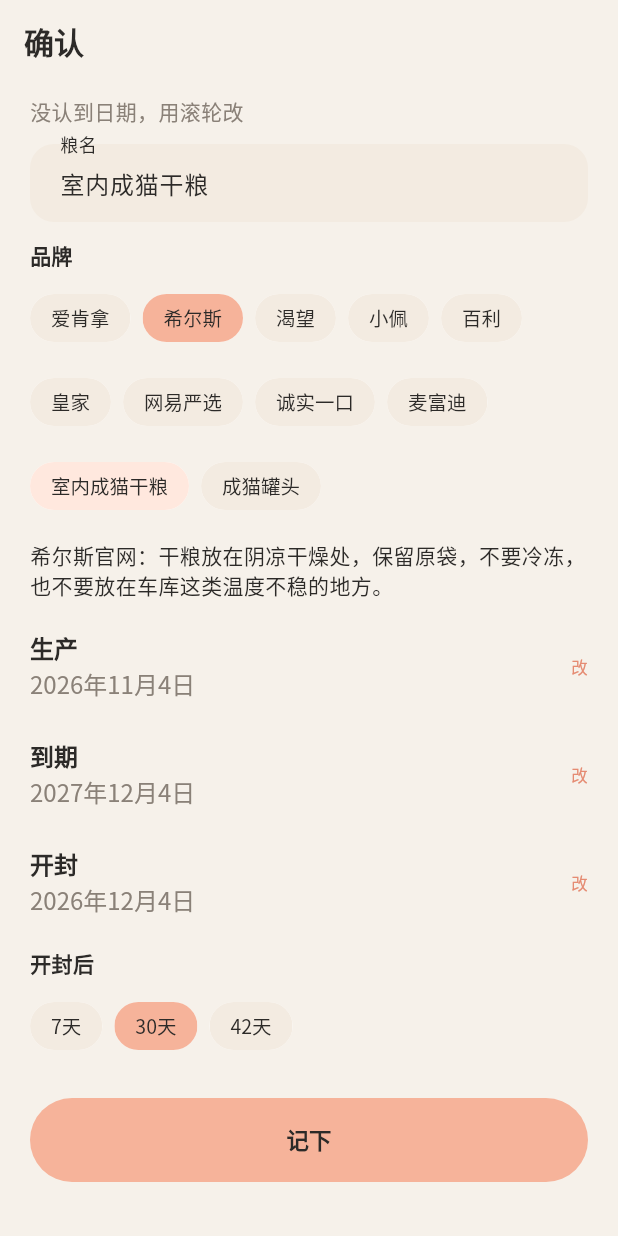
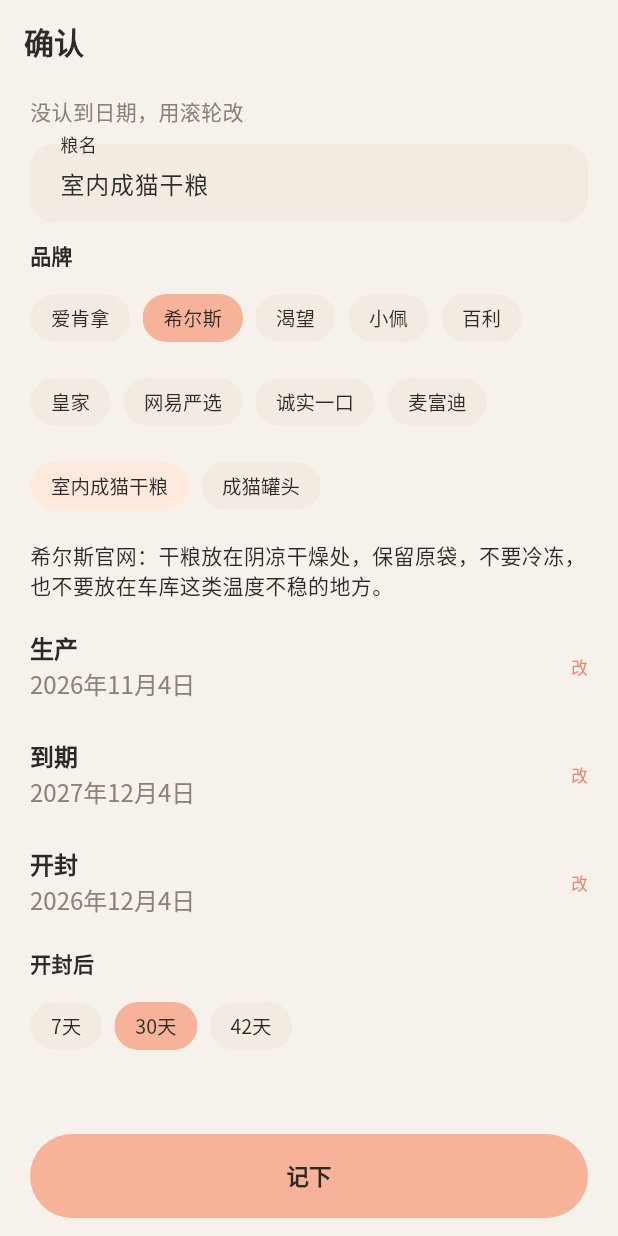
Before and after one commit to huakan88/zhuaji, a Flutter app: the ConfirmPage screen opened by its route, on a phone screen of 412 x 824 dp. Run offline on Flutter 3.47's test engine with Material 3 defaults, Android fonts, the phone set to English and light mode, and no system bars; our stand-ins replace drift, drift_flutter, flutter_local_notifications, flutter_timezone, go_router, image_picker and 1 more; missing offline and left inert: google_mlkit_text_recognition, mobile_scanner; accounts and stored records are empty; generated files the repository leaves out were written again.

Commit message:
Keep the food confirm button on screen.
Brand chips and the storage line can scroll, and 记下 stays pinned so the next step is always visible.

Co-authored-by: huakan88 <huakan88@gmail.com>

```diff
--- a/lib/features/pantry/confirm_page.dart
+++ b/lib/features/pantry/confirm_page.dart
@@ -184,15 +184,19 @@ class _ConfirmPageState extends State<ConfirmPage> {
                 ),
             ],
           ),
-          const SizedBox(height: 24),
-          FilledButton(
+        ],
+      ),
+      bottomNavigationBar: SafeArea(
+        child: Padding(
+          padding: const EdgeInsets.fromLTRB(20, 8, 20, 12),
+          child: FilledButton(
             onPressed: _busy ? null : _save,
             style: FilledButton.styleFrom(
               minimumSize: const Size.fromHeight(56),
             ),
             child: const Text('记下'),
           ),
-        ],
+        ),
       ),
     );
   }
```
